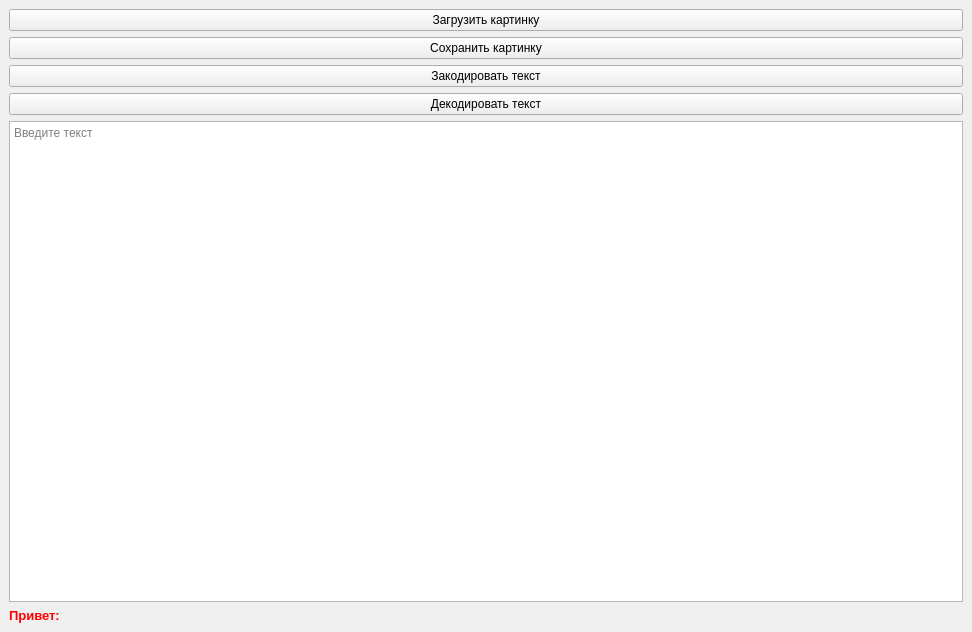
Above: Lab/05/C++/mainwindow.ui from Exxxasens/Programming before the change. Below: the same form after it.
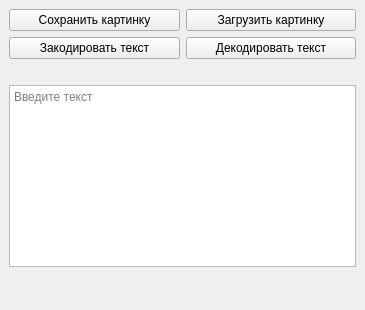
That is the form after the change.

The edit to the form file:
```diff
--- a/Lab/05/C++/mainwindow.ui
+++ b/Lab/05/C++/mainwindow.ui
@@ -6,8 +6,8 @@
    <rect>
     <x>0</x>
     <y>0</y>
-    <width>972</width>
-    <height>632</height>
+    <width>365</width>
+    <height>310</height>
    </rect>
   </property>
   <property name="windowTitle">
@@ -19,33 +19,63 @@
   <widget class="QWidget" name="centralwidget">
    <layout class="QVBoxLayout" name="verticalLayout">
     <item>
-     <widget class="QPushButton" name="pushButton">
-      <property name="text">
-       <string>Загрузить картинку</string>
-      </property>
-     </widget>
-    </item>
-    <item>
+     <layout class="QGridLayout" name="gridLayout">
+      <item row="0" column="0">
      <widget class="QPushButton" name="pushButton_2">
       <property name="text">
        <string>Сохранить картинку</string>
       </property>
      </widget>
     </item>
-    <item>
-     <widget class="QPushButton" name="pushButton_3">
-      <property name="text">
-       <string>Закодировать текст</string>
-      </property>
-     </widget>
-    </item>
-    <item>
+      <item row="1" column="1">
      <widget class="QPushButton" name="pushButton_4">
       <property name="text">
        <string>Декодировать текст</string>
       </property>
      </widget>
     </item>
+      <item row="1" column="0">
+       <widget class="QPushButton" name="pushButton_3">
+        <property name="text">
+         <string>Закодировать текст</string>
+        </property>
+       </widget>
+      </item>
+      <item row="0" column="1">
+       <widget class="QPushButton" name="pushButton">
+        <property name="text">
+         <string>Загрузить картинку</string>
+        </property>
+       </widget>
+      </item>
+      <item row="2" column="0">
+       <spacer name="horizontalSpacer">
+        <property name="orientation">
+         <enum>Qt::Horizontal</enum>
+        </property>
+        <property name="sizeHint" stdset="0">
+         <size>
+          <width>40</width>
+          <height>20</height>
+         </size>
+        </property>
+       </spacer>
+      </item>
+      <item row="2" column="1">
+       <spacer name="horizontalSpacer_2">
+        <property name="orientation">
+         <enum>Qt::Horizontal</enum>
+        </property>
+        <property name="sizeHint" stdset="0">
+         <size>
+          <width>40</width>
+          <height>20</height>
+         </size>
+        </property>
+       </spacer>
+      </item>
+     </layout>
+    </item>
     <item>
      <widget class="QPlainTextEdit" name="plainTextEdit">
       <property name="placeholderText">
@@ -56,7 +86,7 @@
     <item>
      <widget class="QLabel" name="label">
       <property name="text">
-       <string>&lt;span style=&quot;font-size:10pt; color:#ff0000;&quot;&gt;&lt;b&gt;Привет:&lt;/b&gt;&lt;/span&gt;</string>
+       <string>&lt;html&gt;&lt;head/&gt;&lt;body&gt;&lt;p&gt;&lt;br/&gt;&lt;/p&gt;&lt;/body&gt;&lt;/html&gt;</string>
       </property>
      </widget>
     </item>
```
Lines whose indentation alone changed are shown as unchanged.
